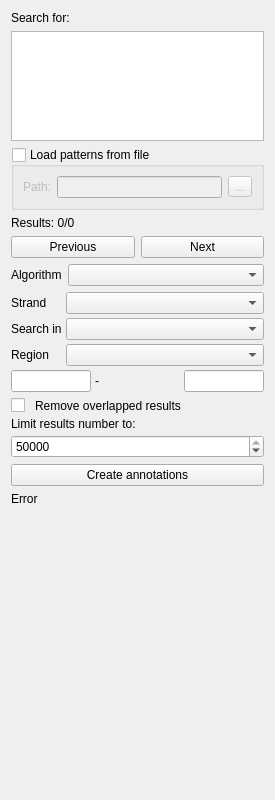
First picture: the form in src/corelibs/U2View/src/ov_sequence/find_pattern/ui/FindPatternForm.ui, repository violethaze74/ugene, before the edit.
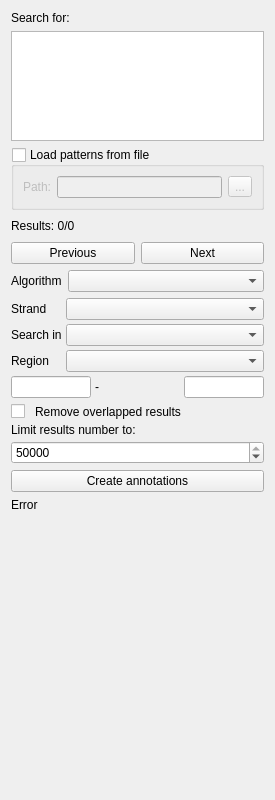
Second picture: the form after the edit.

```diff
--- a/src/corelibs/U2View/src/ov_sequence/find_pattern/ui/FindPatternForm.ui
+++ b/src/corelibs/U2View/src/ov_sequence/find_pattern/ui/FindPatternForm.ui
@@ -133,6 +133,19 @@
        </property>
       </widget>
      </item>
+     <item>
+      <spacer name="horizontalSpacer">
+       <property name="orientation">
+        <enum>Qt::Horizontal</enum>
+       </property>
+       <property name="sizeHint" stdset="0">
+        <size>
+         <width>40</width>
+         <height>20</height>
+        </size>
+       </property>
+      </spacer>
+     </item>
     </layout>
    </item>
    <item>
```
